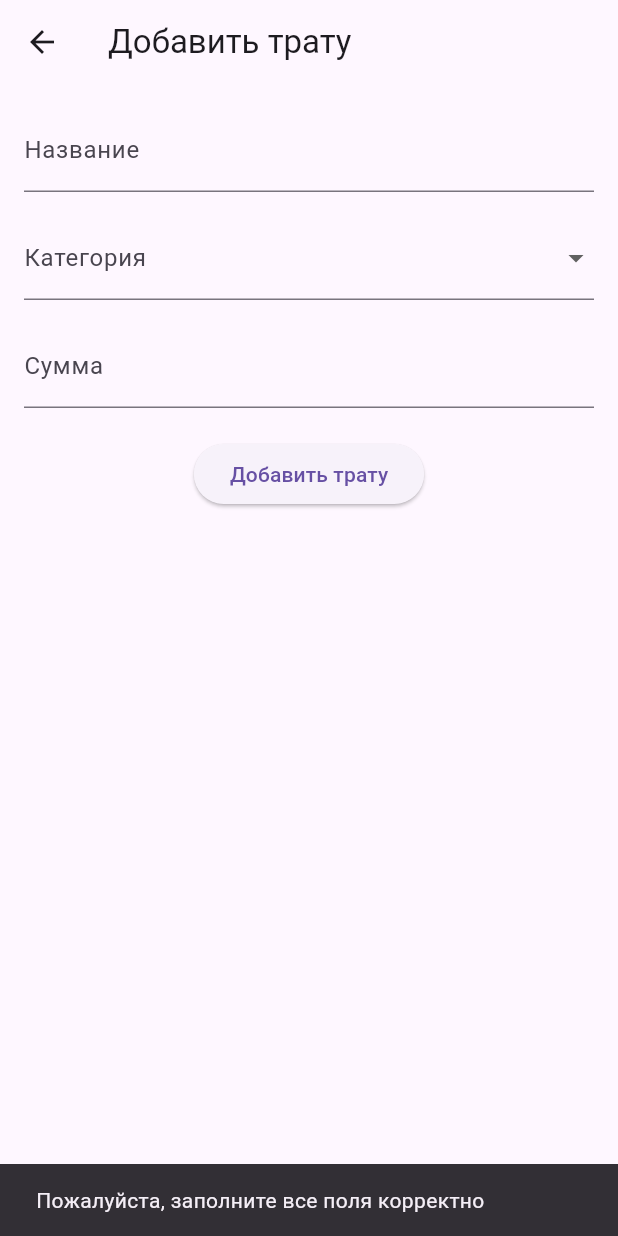
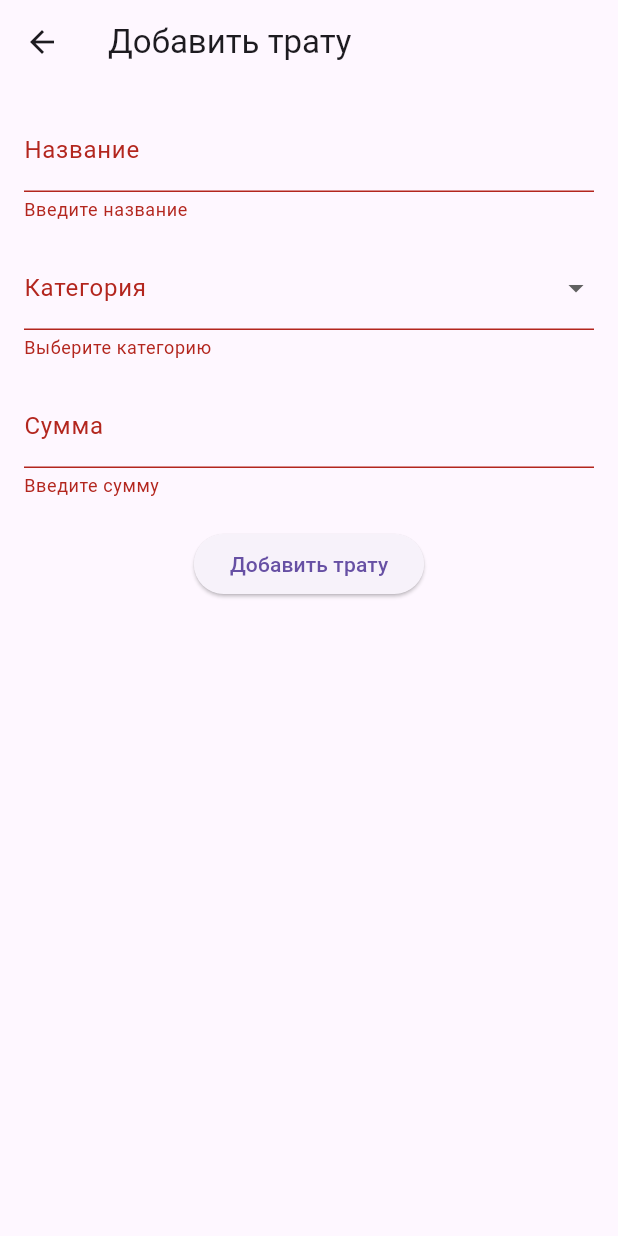
Before and after one commit to ovch1nn1kovden1s/financeManager, a Flutter app: the AddExpenseScreen screen opened by its route, after a tap on "Добавить трату", on a phone screen of 412 x 824 dp. Run offline on Flutter 3.47's test engine with Material 3 defaults, Android fonts, the phone set to English and light mode, and no system bars; our stand-ins replace flutter_bloc, get_it, go_router, hive, hive_flutter; accounts and stored records are empty.

Commit message:
Исправлен экран добавления расхода

```diff
--- a/lib/presentation/screens/add_expense_screen.dart
+++ b/lib/presentation/screens/add_expense_screen.dart
@@ -12,6 +12,7 @@ class AddExpenseScreen extends StatefulWidget {
 }
 
 class _AddExpenseScreenState extends State<AddExpenseScreen> {
+  final _formKey = GlobalKey<FormState>();
   final _nameController = TextEditingController();
   final _amountController = TextEditingController();
   ExpenseCategory? _selectedCategory;
@@ -30,11 +31,19 @@ class _AddExpenseScreenState extends State<AddExpenseScreen> {
       ),
       body: Padding(
         padding: const EdgeInsets.all(16.0),
+        child: Form(
+          key: _formKey,
           child: Column(
             children: [
-            TextField(
+              TextFormField(
                 controller: _nameController,
                 decoration: InputDecoration(labelText: 'Название'),
+                validator: (value) {
+                  if (value == null || value.isEmpty) {
+                    return 'Введите название';
+                  }
+                  return null;
+                },
               ),
               SizedBox(height: 16),
               DropdownButtonFormField<ExpenseCategory>(
@@ -51,21 +60,37 @@ class _AddExpenseScreenState extends State<AddExpenseScreen> {
                     _selectedCategory = value;
                   });
                 },
+                validator: (value) {
+                  if (value == null) {
+                    return 'Выберите категорию';
+                  }
+                  return null;
+                },
               ),
               SizedBox(height: 16),
-            TextField(
+              TextFormField(
                 controller: _amountController,
                 decoration: InputDecoration(labelText: 'Сумма'),
                 keyboardType: TextInputType.number,
+                validator: (value) {
+                  if (value == null || value.isEmpty) {
+                    return 'Введите сумму';
+                  }
+                  final amount = double.tryParse(value);
+                  if (amount == null || amount <= 0) {
+                    return 'Введите корректное число больше 0';
+                  }
+                  return null;
+                },
               ),
               SizedBox(height: 20),
               ElevatedButton(
                 onPressed: () {
+                  if (_formKey.currentState!.validate()) {
                     final name = _nameController.text;
-                final category = _selectedCategory;
-                final amount = double.tryParse(_amountController.text);
+                    final category = _selectedCategory!;
+                    final amount = double.parse(_amountController.text);
 
-                if (name.isNotEmpty && category != null && amount != null) {
                     context.read<ExpenseCubit>().addExpense(
                           Expense(
                             id: DateTime.now().toString(),
@@ -76,10 +101,6 @@ class _AddExpenseScreenState extends State<AddExpenseScreen> {
                           ),
                         );
                     context.go('/expense-list');
-                } else {
-                  ScaffoldMessenger.of(context).showSnackBar(
-                    SnackBar(content: Text('Пожалуйста, заполните все поля корректно')),
-                  );
                   }
                 },
                 child: Text('Добавить трату'),
@@ -87,6 +108,7 @@ class _AddExpenseScreenState extends State<AddExpenseScreen> {
             ],
           ),
         ),
+      ),
     );
   }
 }
```
Also changed, not shown: 7 other files. Lines whose indentation alone changed are shown as unchanged.
